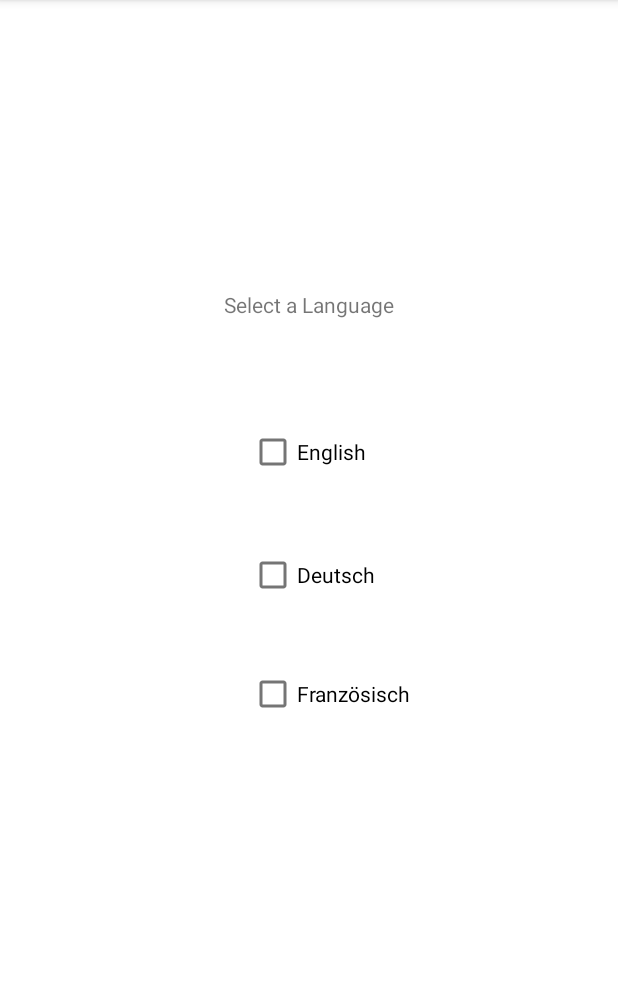
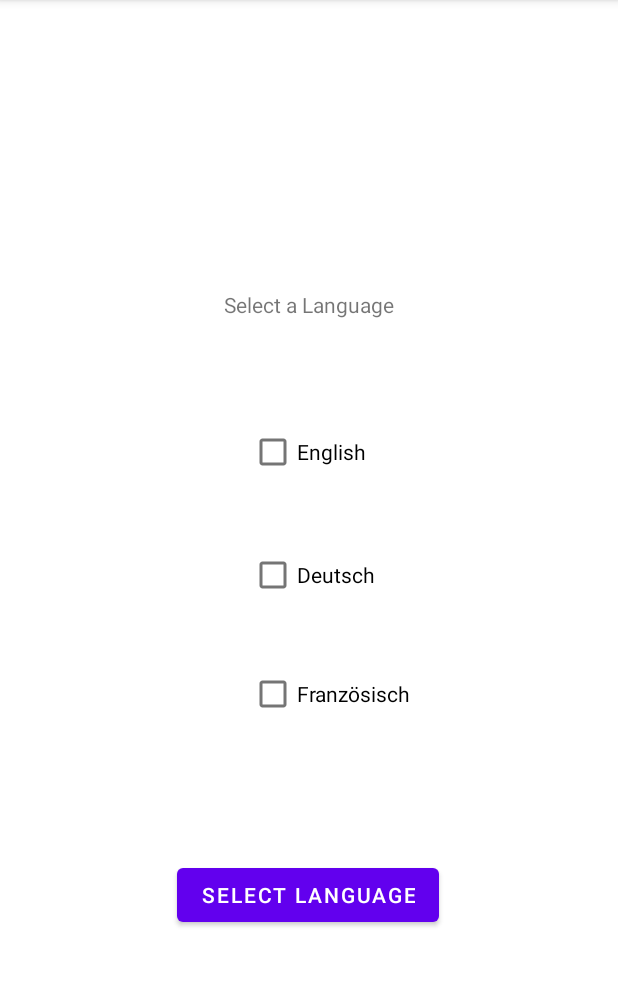
Before and after one commit to GrossadmiralThrawn/Mobile_Computing, an Android app: the screen it shows after launch (Select_Language_Activitiy), on a phone screen of 412 x 824 dp, the part 84-1070 px from its top. Run offline under Robolectric (Android 15) with nearby library versions, the phone set to English and light mode, and no system bars; 2 statements that could not run were skipped.

```diff
--- a/app/src/main/java/mobile_computing/Main_Package/MainActivity.kt
+++ b/app/src/main/java/mobile_computing/Main_Package/MainActivity.kt
@@ -29,7 +29,7 @@ class MainActivity : AppCompatActivity() {
             val Test_TextView: TextView = findViewById(R.id.TextView_MainActivity)
 
 
-            Test_TextView.setText("Wieso?!?")
+            Test_TextView.text = "Wieso?!?"
         }
     }
 }
--- a/app/src/main/java/mobile_computing/Main_Package/Select_Language_Activitiy.kt
+++ b/app/src/main/java/mobile_computing/Main_Package/Select_Language_Activitiy.kt
@@ -1,21 +1,87 @@
 package mobile_computing.Main_Package
 
+import android.content.SharedPreferences
 import androidx.appcompat.app.AppCompatActivity
 import android.os.Bundle
+import android.view.View
+import android.view.View.VISIBLE
+import android.widget.Button
 import android.widget.CheckBox
+import android.widget.TextView
 
-class Select_Language_Activitiy : AppCompatActivity() {
-    override fun onCreate(savedInstanceState: Bundle?) {
+class Select_Language_Activitiy : AppCompatActivity(), View.OnClickListener
+{
+    lateinit var Deutsch_Checkbox:        CheckBox
+    lateinit var English_Checkbox:        CheckBox
+    lateinit var Franzoesisch_Checkbox:   CheckBox
+    lateinit var Select_Language_Button:  Button
+    private val Language_Key:             String                   = "Language Key"
+    var Primary_Settings                                           = getSharedPreferences("My_Primary_Preferences", 0)
+    var Edit_Language:                    SharedPreferences.Editor = Primary_Settings.edit()
+
+
+
+
+
+    override fun onCreate(savedInstanceState: Bundle?)
+    {
         super.onCreate(savedInstanceState)
         setContentView(R.layout.activity_select_language_activitiy)
 
 
 
-        var Deutsch_Checkbox:      CheckBox = findViewById(R.id.checkBox_Deutsch)
-        var English_Checkbox:      CheckBox = findViewById(R.id.checkBox_Englisch)
-        var Franzoesisch_Checkbox: CheckBox = findViewById(R.id.checkBox_Franzoesisch)
+        Deutsch_Checkbox      = findViewById(R.id.checkBox_Deutsch)
+        English_Checkbox      = findViewById(R.id.checkBox_Englisch)
+        Franzoesisch_Checkbox = findViewById(R.id.checkBox_Franzoesisch)
+
+
+        Select_Language_Button = findViewById(R.id.Select_Language_Button)
+    }
 
 
 
+
+    override fun onClick(p0: View?)
+    {
+        val To_Many_Arguments: TextView = findViewById(R.id.textView_To_Many_Arguments)
+
+
+
+        if (Deutsch_Checkbox.isChecked &&(English_Checkbox.isChecked || Franzoesisch_Checkbox.isChecked))
+        {
+            To_Many_Arguments.visibility = VISIBLE
+        }
+        else
+        {
+            if ((English_Checkbox.isChecked && (Deutsch_Checkbox.isChecked || Franzoesisch_Checkbox.isChecked)) || (Franzoesisch_Checkbox.isChecked && (Deutsch_Checkbox.isChecked || English_Checkbox.isChecked)))
+            {
+                To_Many_Arguments.visibility = VISIBLE
+            }
+            else
+            {
+                if (Deutsch_Checkbox.isChecked)
+                {
+                    Edit_Language.putString(Language_Key, "De")
+                }
+                else
+                {
+                    if (English_Checkbox.isChecked)
+                    {
+                        Edit_Language.putString(Language_Key, "En")
+                    }
+                    else
+                    {
+                        if (Franzoesisch_Checkbox.isChecked)
+                        {
+                            Edit_Language.putString(Language_Key, "Fr")
+                        }
+                        else
+                        {
+                            To_Many_Arguments.text = "Please select a language"
+                        }
+                    }
+                }
+            }
+        }
     }
 }
--- a/app/src/main/res/layout/activity_select_language_activitiy.xml
+++ b/app/src/main/res/layout/activity_select_language_activitiy.xml
@@ -53,4 +53,29 @@
         app:layout_constraintTop_toTopOf="parent"
         app:layout_constraintVertical_bias="0.609" />
 
+    <Button
+        android:id="@+id/Select_Language_Button"
+        android:layout_width="wrap_content"
+        android:layout_height="wrap_content"
+        android:text="Select language"
+        app:layout_constraintBottom_toBottomOf="parent"
+        app:layout_constraintEnd_toEndOf="parent"
+        app:layout_constraintHorizontal_bias="0.498"
+        app:layout_constraintStart_toStartOf="parent"
+        app:layout_constraintTop_toTopOf="parent"
+        app:layout_constraintVertical_bias="0.795" />
+
+    <TextView
+        android:id="@+id/textView_To_Many_Arguments"
+        android:layout_width="wrap_content"
+        android:layout_height="wrap_content"
+        android:text="To many arguments"
+        android:visibility="invisible"
+        app:layout_constraintBottom_toBottomOf="parent"
+        app:layout_constraintEnd_toEndOf="parent"
+        app:layout_constraintHorizontal_bias="0.498"
+        app:layout_constraintStart_toStartOf="parent"
+        app:layout_constraintTop_toTopOf="parent"
+        app:layout_constraintVertical_bias="0.703" />
+
 </androidx.constraintlayout.widget.ConstraintLayout>
```
